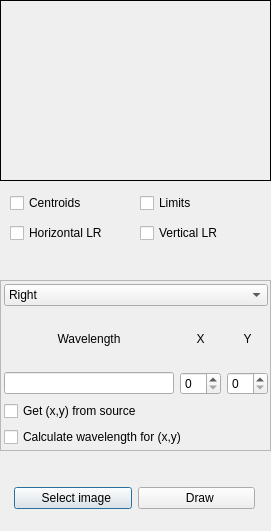
First picture: the form in selwathtocheck.ui, repository JairoSalazarV/QtHypCam, before the edit.
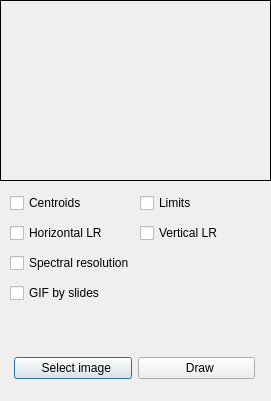
Second picture: the form after the edit. Icons and pictures are not drawn.

```diff
--- a/selwathtocheck.ui
+++ b/selwathtocheck.ui
@@ -7,7 +7,7 @@
     <x>0</x>
     <y>0</y>
     <width>271</width>
-    <height>531</height>
+    <height>401</height>
    </rect>
   </property>
   <property name="windowTitle">
@@ -71,123 +71,11 @@
     <string>Vertical LR</string>
    </property>
   </widget>
-  <widget class="QFrame" name="frame">
-   <property name="geometry">
-    <rect>
-     <x>0</x>
-     <y>280</y>
-     <width>271</width>
-     <height>171</height>
-    </rect>
-   </property>
-   <property name="frameShape">
-    <enum>QFrame::StyledPanel</enum>
-   </property>
-   <property name="frameShadow">
-    <enum>QFrame::Raised</enum>
-   </property>
-   <widget class="QWidget" name="layoutWidget">
-    <property name="geometry">
-     <rect>
-      <x>4</x>
-      <y>4</y>
-      <width>264</width>
-      <height>163</height>
-     </rect>
-    </property>
-    <layout class="QGridLayout" name="gridLayout_3">
-     <item row="0" column="0">
-      <widget class="QComboBox" name="comboBoxSide">
-       <item>
-        <property name="text">
-         <string>Right</string>
-        </property>
-       </item>
-       <item>
-        <property name="text">
-         <string>Up</string>
-        </property>
-       </item>
-       <item>
-        <property name="text">
-         <string>Left</string>
-        </property>
-       </item>
-       <item>
-        <property name="text">
-         <string>Down</string>
-        </property>
-       </item>
-      </widget>
-     </item>
-     <item row="1" column="0">
-      <layout class="QGridLayout" name="gridLayout">
-       <item row="0" column="0">
-        <widget class="QLabel" name="label">
-         <property name="text">
-          <string>Wavelength</string>
-         </property>
-         <property name="alignment">
-          <set>Qt::AlignCenter</set>
-         </property>
-        </widget>
-       </item>
-       <item row="0" column="1">
-        <widget class="QLabel" name="label_2">
-         <property name="text">
-          <string>X</string>
-         </property>
-         <property name="alignment">
-          <set>Qt::AlignCenter</set>
-         </property>
-        </widget>
-       </item>
-       <item row="0" column="2">
-        <widget class="QLabel" name="label_3">
-         <property name="text">
-          <string>Y</string>
-         </property>
-         <property name="alignment">
-          <set>Qt::AlignCenter</set>
-         </property>
-        </widget>
-       </item>
-       <item row="1" column="0">
-        <widget class="QLineEdit" name="txtWavelength"/>
-       </item>
-       <item row="1" column="1">
-        <widget class="QSpinBox" name="spinBoxX"/>
-       </item>
-       <item row="1" column="2">
-        <widget class="QSpinBox" name="spinBoxY"/>
-       </item>
-      </layout>
-     </item>
-     <item row="2" column="0">
-      <widget class="QCheckBox" name="checkBoxFromWavelenght">
-       <property name="toolTip">
-        <string>&lt;html&gt;&lt;head/&gt;&lt;body&gt;&lt;p&gt;It uses the wavelenght and calculculates its coordinates respect to the source centroid.&lt;/p&gt;&lt;/body&gt;&lt;/html&gt;</string>
-       </property>
-       <property name="text">
-        <string>Get (x,y) from source</string>
-       </property>
-      </widget>
-     </item>
-     <item row="3" column="0">
-      <widget class="QCheckBox" name="checkBoxFromXY">
-       <property name="text">
-        <string>Calculate wavelength for (x,y)</string>
-       </property>
-      </widget>
-     </item>
-    </layout>
-   </widget>
-  </widget>
   <widget class="QWidget" name="layoutWidget">
    <property name="geometry">
     <rect>
      <x>14</x>
-     <y>480</y>
+     <y>350</y>
      <width>241</width>
      <height>36</height>
     </rect>
@@ -242,6 +130,32 @@
     <string>Limits</string>
    </property>
   </widget>
+  <widget class="QCheckBox" name="checkBoxResolution">
+   <property name="geometry">
+    <rect>
+     <x>10</x>
+     <y>250</y>
+     <width>151</width>
+     <height>26</height>
+    </rect>
+   </property>
+   <property name="text">
+    <string>Spectral resolution</string>
+   </property>
+  </widget>
+  <widget class="QCheckBox" name="checkBoxResolution_2">
+   <property name="geometry">
+    <rect>
+     <x>10</x>
+     <y>280</y>
+     <width>151</width>
+     <height>26</height>
+    </rect>
+   </property>
+   <property name="text">
+    <string>GIF by slides</string>
+   </property>
+  </widget>
  </widget>
  <resources>
   <include location="lstImgs.qrc"/>
```
